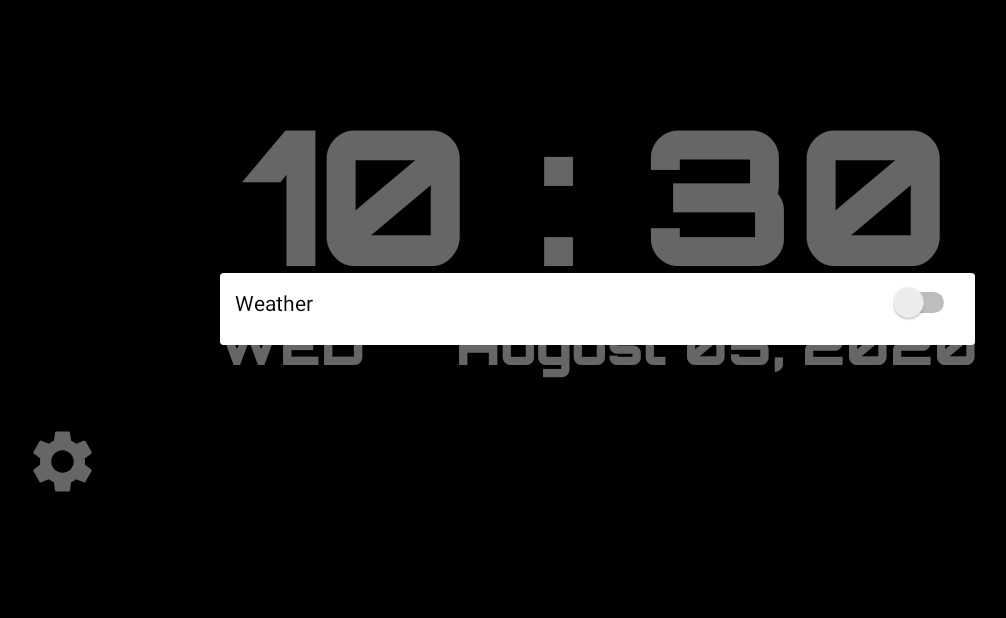
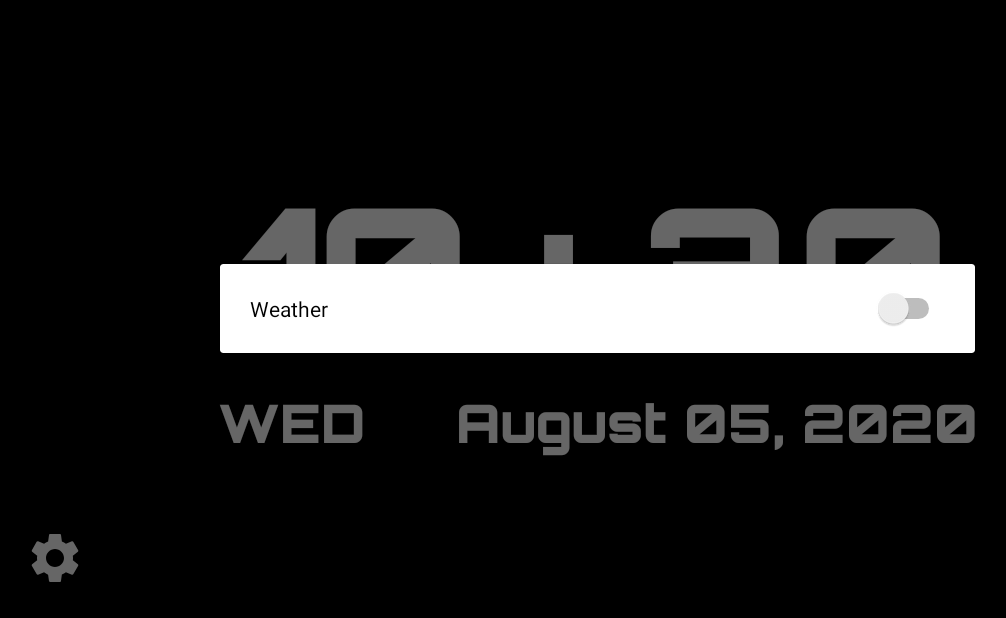
Before and after one commit to SanjaySinghGangwar/Clock, an Android app: the screen it shows after launch (Home), after a tap on an icon or button, on a phone screen of 824 x 412 dp (held sideways). Shown: the whole screen, without its empty margins (20-1026 px from the left). Run offline under Robolectric (Android 15) with nearby library versions, the phone set to English and light mode, and no system bars.

Commit message:
Testing remaining

```diff
--- a/app/build.gradle
+++ b/app/build.gradle
@@ -38,4 +38,5 @@ dependencies {
 
 
 
+
 }
--- a/app/src/main/java/com/sanjaysgangwar/clock/Java/Home.java
+++ b/app/src/main/java/com/sanjaysgangwar/clock/Java/Home.java
@@ -93,7 +93,6 @@ public class Home extends AppCompatActivity implements View.OnClickListener {
     }
 
     private void weatherUpdate() {
-        Toast.makeText(this, "" + (sharedPreferences.getString("weather", "")), Toast.LENGTH_SHORT).show();
         if ((sharedPreferences.getString("weather", "").equals("on"))) {
             if (NetworkUtil.isOnline(this)) {
                 getLocation();
@@ -151,7 +150,6 @@ public class Home extends AppCompatActivity implements View.OnClickListener {
                         if (location != null) {
                             currentLatitude = location.getLatitude();
                             currentLongitude = location.getLongitude();
-                            Toast.makeText(Home.this, "LOC GOT", Toast.LENGTH_SHORT).show();
                             Log.e("lastCurrentLatitude", String.valueOf(currentLatitude));
                             Log.e("lastCurrentLongitude", String.valueOf(currentLongitude));
                             wheatherApi(currentLatitude, currentLongitude);
@@ -170,7 +168,6 @@ public class Home extends AppCompatActivity implements View.OnClickListener {
     }
 
     private void wheatherApi(Double currentLatitude, Double currentLongitude) {
-        Toast.makeText(this, "Inside wea", Toast.LENGTH_SHORT).show();
         Retrofit.Builder builder = new Retrofit.Builder()
                 .baseUrl("https://api.openweathermap.org/")
                 .addConverterFactory(GsonConverterFactory.create());
@@ -184,8 +181,7 @@ public class Home extends AppCompatActivity implements View.OnClickListener {
                     if (response.body() != null) {
                         tempTextView.setVisibility(View.VISIBLE);
                         temp = (int) (response.body().getMain().getTemp() - 273.15);
-                        Toast.makeText(Home.this, "Temp " + temp, Toast.LENGTH_LONG).show();
-                        tempTextView.setText(temp + "C");
+                        tempTextView.setText(temp + "°C");
                     }
                 }
 
@@ -304,13 +300,16 @@ public class Home extends AppCompatActivity implements View.OnClickListener {
                                 editor.putString("weather", "on");
                                 editor.commit();
                                 getLocation();
+                                alertDialog.dismiss();
                             }
 
 
                         } else {
+                            tempTextView.setVisibility(View.INVISIBLE);
                             editor.clear();
                             editor.putString("weather", "off");
                             editor.commit();
+                            alertDialog.dismiss();
                         }
                     }
                 });
--- a/app/src/main/res/layout-xlarge/home.xml
+++ b/app/src/main/res/layout-xlarge/home.xml
@@ -25,6 +25,7 @@
             android:layout_height="wrap_content"
             android:layout_gravity="right"
             android:layout_marginEnd="40dp"
+            android:layout_marginBottom="40dp"
             android:layout_marginRight="60dp"
             android:textColor="@android:color/white"
             android:textSize="80sp"
--- a/app/src/main/res/layout/home.xml
+++ b/app/src/main/res/layout/home.xml
@@ -4,26 +4,36 @@
     xmlns:tools="http://schemas.android.com/tools"
     android:layout_width="match_parent"
     android:layout_height="match_parent"
-    android:layout_gravity="center"
     android:background="@android:color/black"
-    android:gravity="center"
     android:orientation="vertical"
-    android:paddingBottom="50dp"
     android:weightSum="10"
     tools:context=".Java.Home">
-
 
     <TextView
         android:id="@+id/tempTextView"
         android:layout_width="wrap_content"
         android:layout_height="wrap_content"
         android:layout_gravity="right"
+        android:layout_marginTop="20dp"
         android:layout_marginRight="30dp"
+        android:layout_weight="1"
         android:textColor="@android:color/white"
         android:textSize="45sp"
         android:textStyle="bold"
         android:visibility="invisible"
         app:fontFamily="@font/orbitron_black" />
+
+
+    <LinearLayout
+        android:layout_width="match_parent"
+        android:layout_height="wrap_content"
+        android:layout_gravity="center"
+        android:layout_marginBottom="20dp"
+        android:layout_weight="9"
+        android:foregroundGravity="center"
+        android:gravity="center"
+        android:orientation="vertical">
+
 
         <TextView
             android:id="@+id/TIMETV"
@@ -67,14 +77,24 @@
                 app:fontFamily="@font/orbitron_black" />
         </LinearLayout>
 
+
+    </LinearLayout>
+
+    <FrameLayout
+        android:layout_width="wrap_content"
+        android:layout_height="wrap_content"
+        android:layout_gravity="bottom|left"
+        android:layout_weight="1">
+
         <ImageView
             android:id="@+id/Setting"
-        android:layout_width="50dp"
-        android:layout_height="50dp"
+            android:layout_width="40dp"
+            android:layout_height="40dp"
             android:layout_gravity="left"
-        android:layout_margin="30dp"
+            android:layout_marginLeft="30dp"
+            android:layout_marginBottom="20dp"
             app:srcCompat="@drawable/ic_baseline_settings_24"
             tools:ignore="VectorDrawableCompat" />
-
+    </FrameLayout>
 
 </LinearLayout>
--- a/app/src/main/res/layout/setting_dialog.xml
+++ b/app/src/main/res/layout/setting_dialog.xml
@@ -10,7 +10,7 @@
         android:id="@+id/weatherSwitch"
         android:layout_width="match_parent"
         android:layout_height="wrap_content"
-        android:padding="10dp"
-        android:text="Weather"
+        android:padding="20dp"
+        android:text="@string/weather"
         android:textColor="@android:color/black" />
 </LinearLayout>
--- a/app/src/main/res/values/strings.xml
+++ b/app/src/main/res/values/strings.xml
@@ -1,3 +1,4 @@
 <resources>
     <string name="app_name">Desk Clock</string>
+    <string name="weather">Weather</string>
 </resources>
```
Lines whose indentation alone changed are shown as unchanged.
